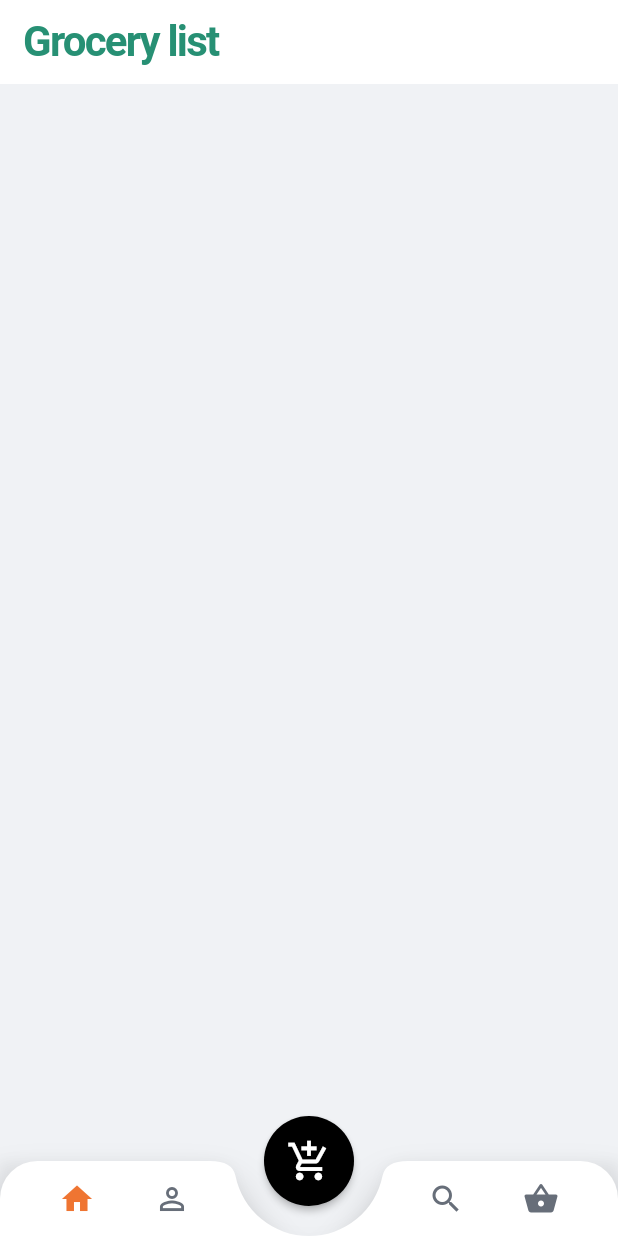
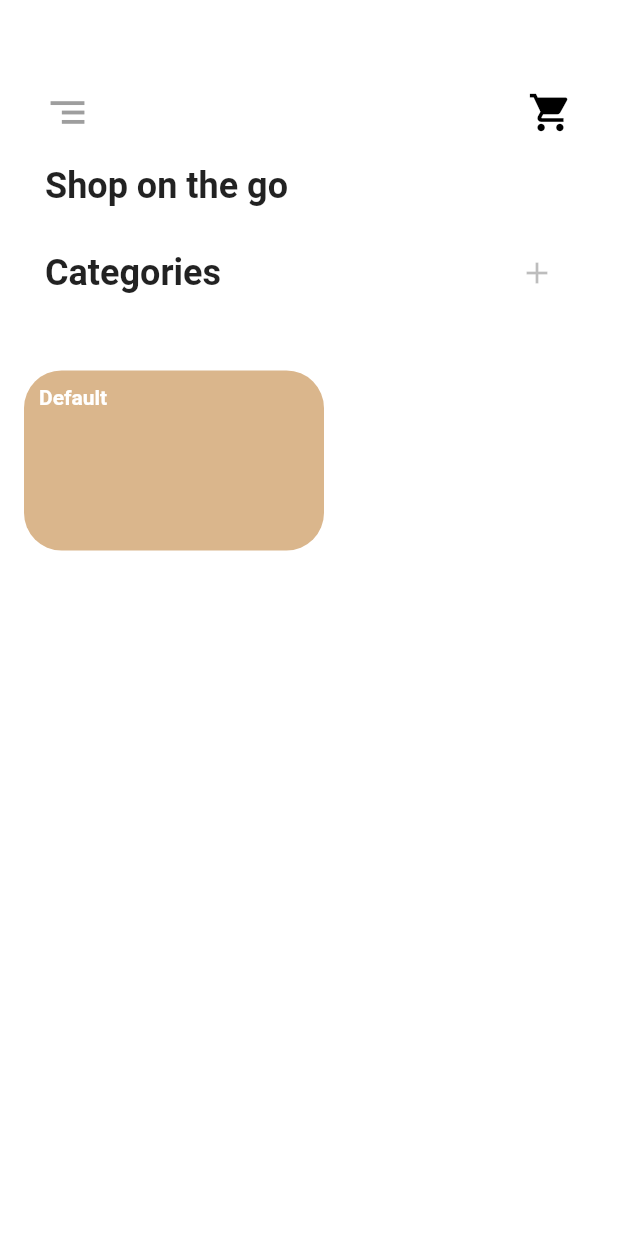
Before and after one commit to catalino-dev/marketly, a Flutter app: the screen it shows after launch, on a phone screen of 412 x 824 dp. Run offline on Flutter 3.47's test engine with Material 2 defaults, Android fonts, the phone set to English and light mode, and no system bars; our stand-ins replace hive, material_design_icons_flutter; accounts and stored records are empty; generated files the repository leaves out were written again.

Commit message:
Update screens to include category items

```diff
--- a/lib/item/item_model.dart
+++ b/lib/item/item_model.dart
@@ -14,6 +14,6 @@ class Item {
 
   const Item({
     @required this.name,
-    @required this.description,
+    this.description,
   });
 }
--- a/lib/main.dart
+++ b/lib/main.dart
@@ -6,16 +6,18 @@ import 'package:marketly/item/item_model.dart';
 import 'package:marketly/screens/screens.dart';
 import 'package:path_provider/path_provider.dart';
 
-const String categoryBoxName = 'categories';
+const String categoriesBoxName = 'categories';
 const String cartBoxName = 'cart';
 
 Future<void> main() async {
   WidgetsFlutterBinding.ensureInitialized();
   final directory = await getApplicationDocumentsDirectory();
   Hive.init(directory.path);
+
   Hive.registerAdapter(CategoryAdapter());
+  Hive.openBox<Category>(categoriesBoxName);
+
   Hive.registerAdapter(ItemAdapter());
-  Hive.openBox<Category>(categoryBoxName);
   Hive.openBox<Item>(cartBoxName);
   runApp(MarketlyApp());
 }
--- a/lib/screens/home_screen.dart
+++ b/lib/screens/home_screen.dart
@@ -1,25 +1,29 @@
 import 'package:flutter/material.dart';
+import 'package:flutter/services.dart';
 import 'package:hive/hive.dart';
-import 'package:marketly/config/palette.dart';
+import 'package:marketly/category/category.dart';
 import 'package:marketly/item/item.dart';
+import 'package:marketly/main.dart';
+import 'package:marketly/screens/category_items_screen.dart';
 import 'package:marketly/widgets/widgets.dart';
-
-const String groceryBoxName = 'grocery';
 
 class HomeScreen extends StatefulWidget {
   @override
   _HomeScreenState createState() => _HomeScreenState();
 }
 
-class _HomeScreenState extends State<HomeScreen> {
+class _HomeScreenState extends State<HomeScreen> with SingleTickerProviderStateMixin {
 
-  Box<Item> groceryBox;
+  final String cartBoxName = 'cart';
+
+  Box<Category> categories;
+  Box<Item> cart;
 
   final TrackingScrollController _trackingScrollController = TrackingScrollController();
+  int selectedPage = 0;
 
   @override
   void initState() {
-    // openBox();
     super.initState();
   }
 
@@ -35,6 +39,7 @@ class _HomeScreenState extends State<HomeScreen> {
     return GestureDetector(
       onTap: () => FocusScope.of(context).unfocus(),
       child: Scaffold(
+        backgroundColor: Colors.white,
         body: Responsive(
           mobile:
           _HomeScreenMobile(scrollController: _trackingScrollController),
@@ -42,13 +47,6 @@ class _HomeScreenState extends State<HomeScreen> {
       ),
     );
   }
-
-  // Future openBox() async {
-    // final directory = await getApplicationDocumentsDirectory();
-    // Hive.init(directory.path);
-    // Hive.openBox<Grocery>(groceryBoxName);
-  //   return;
-  // }
 }
 
 class _HomeScreenMobile extends StatelessWidget {
@@ -56,54 +54,160 @@ class _HomeScreenMobile extends StatelessWidget {
 
   const _HomeScreenMobile({
     Key key,
-    @required this.scrollController,
+    @required this.scrollController
   }) : super(key: key);
 
   @override
   Widget build(BuildContext context) {
-    Widget someOtherSliver = SliverAppBar(
-      brightness: Brightness.light,
-      backgroundColor: Colors.white,
-      title: Text(
-        'Grocery list',
-        style: const TextStyle(
-          color: Palette.primary,
-          fontSize: 28.0,
-          fontWeight: FontWeight.bold,
-          letterSpacing: -1.2,
+    return AnnotatedRegion<SystemUiOverlayStyle>(
+      value: SystemUiOverlayStyle.dark,
+      child: ListView(
+        padding: EdgeInsets.symmetric(vertical: 60.0),
+        children: <Widget>[
+          Padding(
+            padding: EdgeInsets.symmetric(horizontal: 30.0),
+            child: Row(
+              mainAxisAlignment: MainAxisAlignment.spaceBetween,
+              children: <Widget>[
+                Icon(
+                  Icons.segment,
+                  size: 30.0,
+                  color: Colors.grey,
+                ),
+                Icon(
+                  Icons.shopping_cart,
+                  size: 30.0,
+                  color: Colors.black,
+                ),
+              ],
             ),
           ),
-      centerTitle: false,
-      floating: true,
-    );
+          SizedBox(height: 20.0),
+          Padding(
+            padding: EdgeInsets.only(left: 30.0),
+            child: Text(
+              'Shop on the go',
+              style: TextStyle(
+                fontSize: 24.0,
+                fontWeight: FontWeight.w600,
+              ),
+            ),
+          ),
+          SizedBox(height: 20.0),
+          Padding(
+            padding: const EdgeInsets.symmetric(horizontal: 30),
+            child: Row(
+              mainAxisAlignment: MainAxisAlignment.spaceBetween,
+              children: <Widget>[
+                Text(
+                  "Categories",
+                  style: TextStyle(
+                    fontWeight: FontWeight.bold,
+                    fontSize: 24,
+                  ),
+                ),
+                IconButton(
+                  icon: Icon(Icons.add, color: Colors.black26),
+                  onPressed: null,
+                ),
+              ],
+            ),
+          ),
+          Container(
+            height: 200,
+            margin: EdgeInsets.symmetric(vertical: 16),
+            child: FutureBuilder<Box<Category>>(
+                future: Hive.openBox(categoriesBoxName),
+                builder: (context, snapshot) {
+                  int defaultValueCount = snapshot.data.length;
+                  bool toCreateDefaultCategory = false;
+                  print(snapshot.data);
 
-    return FutureBuilder<Box<Item>>(
-      future: Hive.openBox('grocery'),
-      builder: (context, snapshot) {
-        print('-----------snapshot--------------');
-        print(snapshot.hasData);
-        Widget newsListSliver;
+                  if (defaultValueCount == 0) {
+                    defaultValueCount = 1;
+                    toCreateDefaultCategory = true;
+                  }
 
-        if (snapshot.hasData) {
-          newsListSliver = SliverList(
-            delegate: SliverChildBuilderDelegate((context, index) {
-              final Item grocery = snapshot.data.get(index);
-              return GroceryListContainer(item: grocery);
-            },
-              childCount: snapshot.data.length,
+                  return ListView.builder(
+                    itemCount: defaultValueCount,
+                    scrollDirection: Axis.horizontal,
+                    physics: BouncingScrollPhysics(),
+                    padding: EdgeInsets.symmetric(horizontal: 16),
+                    itemBuilder: (context, index) {
+                      Category category;
+                      if (toCreateDefaultCategory) {
+                        category = Category(name: 'Default');
+                      } else {
+                        category = snapshot.data.get(index);
+                      }
+
+                      return GestureDetector(
+                        onTap: () {
+                          Navigator.of(context).push(
+                            MaterialPageRoute(
+                              builder: (_) => CategoryItemsScreen(),
                             ),
                           );
-        } else {
-          newsListSliver = SliverToBoxAdapter(child: CircularProgressIndicator(),);
-        }
-
-        return CustomScrollView(
-          slivers: <Widget>[
-            someOtherSliver,
-            newsListSliver
+                        },
+                        child: Container(
+                          width: 200,
+                          margin: EdgeInsets.only(right: 16),
+                          child: Stack(
+                            children: <Widget>[
+                              Padding(
+                                padding: EdgeInsets.only(top: 25),
+                                child: _buildBackground(category, 230),
+                              ),
                             ],
+                          ),
+                        ),
                       );
                     },
                   );
                 }
+            ),
+          ),
+          SizedBox(height: 20.0),
+          // Container(
+          //   height: 400.0,
+          //   width: double.infinity,
+          //   child: PageView.builder(
+          //     controller: pageController,
+          //     onPageChanged: (int index) {
+          //     },
+          //     itemCount: 2,
+          //     itemBuilder: (BuildContext context, int index) {
+          //       return _itemSelector(context, index);
+          //     },
+          //   ),
+          // ),
+        ],
+      ),
+    );
   }
+
+  Widget _buildBackground(Category category, double width) {
+    return Container(
+      padding: EdgeInsets.only(left: 10.0, right: 20.0),
+      height: 120.0,
+      width: 225.0,
+      decoration: BoxDecoration(
+          borderRadius: BorderRadius.circular(25.0),
+          color: Color(0xFFDAB68C)
+      ),
+      child: Column(
+        crossAxisAlignment: CrossAxisAlignment.start,
+        children: <Widget>[
+          SizedBox(height: 10.0),
+          Text(
+            category.name,
+            style: TextStyle(
+                fontSize: 14.0,
+                fontWeight: FontWeight.bold,
+                color: Colors.white),
+          ),
+        ]
+      ),
+    );
+  }
+}
--- a/lib/screens/item_screen.dart
+++ b/lib/screens/item_screen.dart
@@ -2,8 +2,6 @@ import 'package:flutter/material.dart';
 import 'package:flutter/services.dart';
 import 'package:hive/hive.dart';
 import 'package:marketly/item/item_model.dart';
-
-const String cartBoxName = 'cart';
 
 class ItemScreen extends StatefulWidget {
   ItemScreen();
@@ -13,6 +11,7 @@ class ItemScreen extends StatefulWidget {
 }
 
 class _ItemScreenState extends State<ItemScreen> {
+  final String cartBoxName = 'cart';
 
   Box<Item> cart;
 
@@ -157,7 +156,7 @@ class _ItemScreenState extends State<ItemScreen> {
                 ],
               ),
               Container(
-                height: 400.0,
+                height: 500.0,
                 transform: Matrix4.translationValues(0.0, -20.0, 0.0),
                 decoration: BoxDecoration(
                   color: Colors.white,
--- a/lib/screens/nav_screen.dart
+++ b/lib/screens/nav_screen.dart
@@ -49,27 +49,6 @@ class _NavScreenState extends State<NavScreen> {
           index: _selectedIndex,
           children: _screens,
         ),
-        floatingActionButton: RawMaterialButton(
-          padding: EdgeInsets.all(15.0),
-          shape: CircleBorder(),
-          elevation: 2.0,
-          fillColor: Colors.black,
-          child: Icon(
-            Icons.add_shopping_cart,
-            color: Colors.white,
-            size: 30.0,
-          ),
-          onPressed: () {
-            Navigator.push(
-              context,
-              MaterialPageRoute(
-                builder: (_) => ItemScreen(),
-              ),
-            );
-          },
-        ),
-        floatingActionButtonLocation: FloatingActionButtonLocation.centerDocked,
-        bottomNavigationBar: BottomBar(),
       ),
     );
   }
--- a/lib/screens/screens.dart
+++ b/lib/screens/screens.dart
@@ -1,2 +1,4 @@
 export 'home_screen.dart';
 export 'nav_screen.dart';
+export 'category_items_screen.dart';
+export 'item_screen.dart';
--- a/lib/widgets/widgets.dart
+++ b/lib/widgets/widgets.dart
@@ -1,3 +1,4 @@
 export 'grocery_list_container.dart';
 export 'responsive.dart';
 export 'custom_app_bar.dart';
+export 'category_card.dart';
```
Also changed, not shown: lib/screens/category_items_screen.dart (added, +206 -0 lines), lib/widgets/category_card.dart (added, +47 -0 lines). Lines whose indentation alone changed are shown as unchanged.
